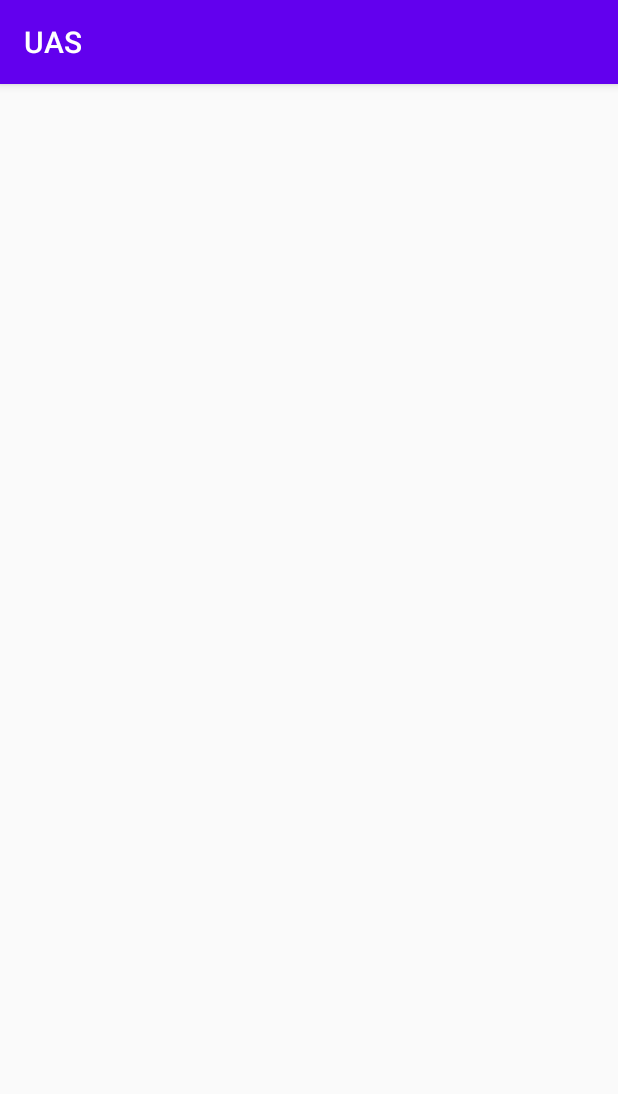
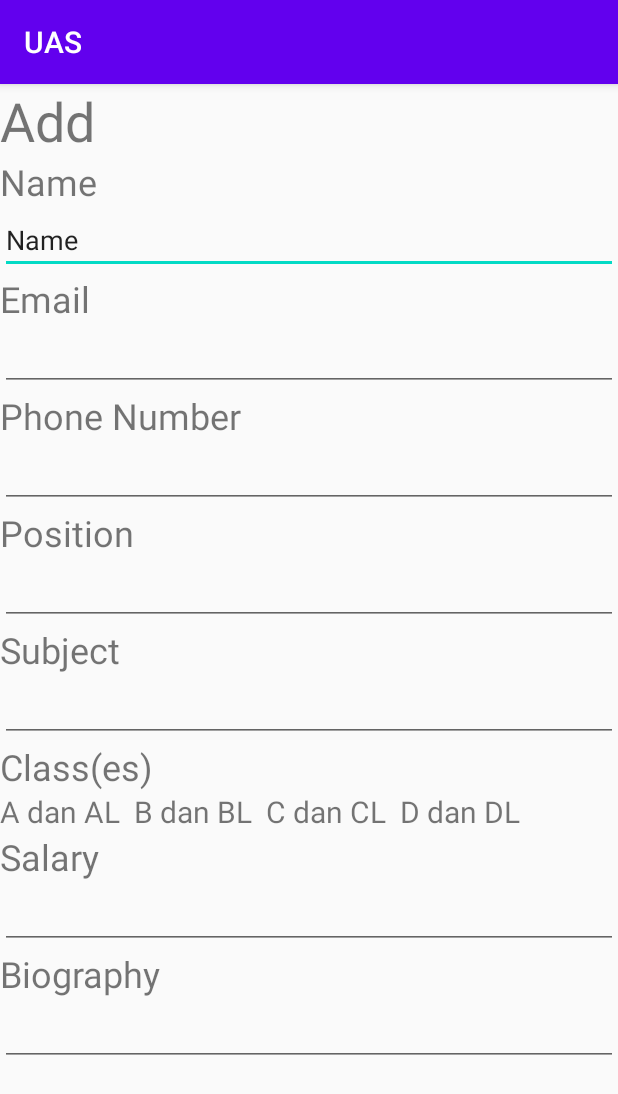
Before and after one commit to Voincier/UAS, an Android app: the AddActivity screen opened directly, with no data from a screen before it, on a phone screen of 412 x 824 dp. Shown: the top 1094 px of the screen. Run offline under Robolectric (Android 15) with nearby library versions, the phone set to English and light mode, and no system bars.

Commit message:
Add display

```diff
--- a/app/src/main/res/layout/activity_add.xml
+++ b/app/src/main/res/layout/activity_add.xml
@@ -4,8 +4,119 @@
     xmlns:tools="http://schemas.android.com/tools"
     android:layout_width="match_parent"
     android:layout_height="match_parent"
+    android:orientation="vertical"
     tools:context=".AddActivity">
 
 
+    <TextView
+        android:layout_width="match_parent"
+        android:layout_height="wrap_content"
+        android:text="Add"
+        android:textSize="36sp" />
+
+    <TextView
+        android:layout_width="wrap_content"
+        android:layout_height="wrap_content"
+        android:text="Name"
+        android:textSize="24sp" />
+
+    <EditText
+        android:id="@+id/name_add"
+        android:layout_width="match_parent"
+        android:layout_height="wrap_content"
+        android:ems="10"
+        android:inputType="textPersonName"
+        android:text="Name" />
+
+    <TextView
+        android:layout_width="wrap_content"
+        android:layout_height="wrap_content"
+        android:text="Email"
+        android:textSize="24sp" />
+
+    <EditText
+        android:id="@+id/email_add"
+        android:layout_width="match_parent"
+        android:layout_height="wrap_content"
+        android:ems="10"
+        android:inputType="textPersonName"/>
+
+    <TextView
+        android:layout_width="wrap_content"
+        android:layout_height="wrap_content"
+        android:text="Phone Number"
+        android:textSize="24sp" />
+
+    <EditText
+        android:id="@+id/number_add"
+        android:layout_width="match_parent"
+        android:layout_height="wrap_content"
+        android:ems="10"
+        android:inputType="textPersonName"/>
+
+    <TextView
+        android:layout_width="wrap_content"
+        android:layout_height="wrap_content"
+        android:text="Position"
+        android:textSize="24sp" />
+
+    <EditText
+        android:id="@+id/position_add"
+        android:layout_width="match_parent"
+        android:layout_height="wrap_content"
+        android:ems="10"
+        android:inputType="textPersonName"/>
+
+    <TextView
+        android:layout_width="wrap_content"
+        android:layout_height="wrap_content"
+        android:text="Subject"
+        android:textSize="24sp" />
+
+    <EditText
+        android:id="@+id/subject_add"
+        android:layout_width="match_parent"
+        android:layout_height="wrap_content"
+        android:ems="10"
+        android:inputType="textPersonName"/>
+
+    <TextView
+        android:layout_width="wrap_content"
+        android:layout_height="wrap_content"
+        android:text="Class(es)"
+        android:textSize="24sp" />
+
+    <TextView
+        android:layout_width="wrap_content"
+        android:layout_height="wrap_content"
+        android:text="A dan AL  B dan BL  C dan CL  D dan DL"
+        android:textSize="20sp" />
+
+    <TextView
+        android:layout_width="wrap_content"
+        android:layout_height="wrap_content"
+        android:text="Salary"
+        android:textSize="24sp" />
+
+    <EditText
+        android:id="@+id/salary_add"
+        android:layout_width="match_parent"
+        android:layout_height="wrap_content"
+        android:ems="10"
+        android:inputType="textPersonName"/>
+
+
+    <TextView
+        android:layout_width="wrap_content"
+        android:layout_height="wrap_content"
+        android:text="Biography"
+        android:textSize="24sp" />
+    <EditText
+        android:id="@+id/bio_add"
+        android:layout_width="match_parent"
+        android:layout_height="wrap_content"
+        android:ems="10"
+        android:inputType="textPersonName"/>
+
 
 </LinearLayout>
```
